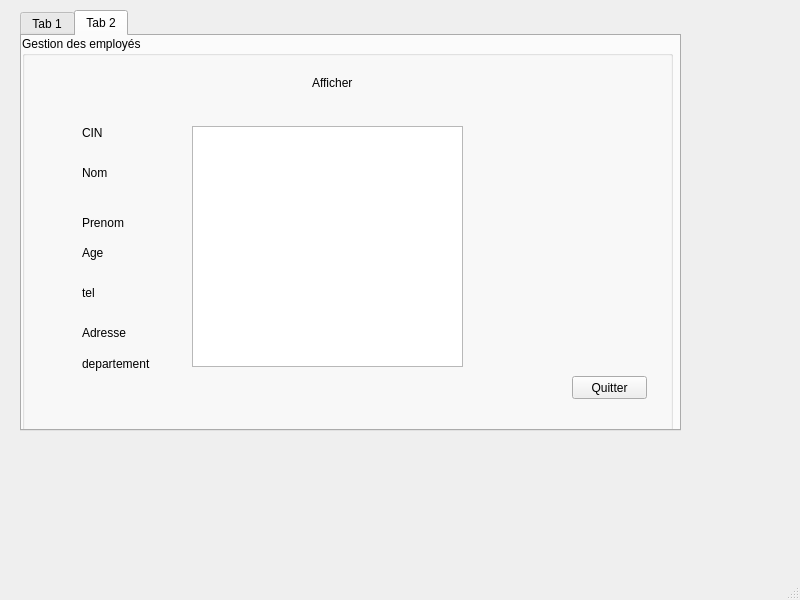
This is mainwindow.ui in houas6/Smart-Recruit-help-center as Qt 5 draws it before an edit. The edited form follows.
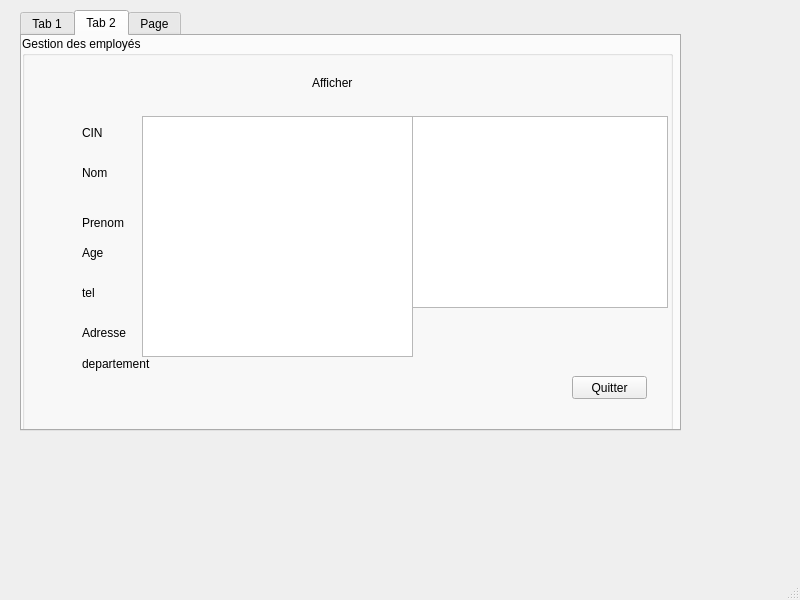
This is the edited form. The open tabs and pages were chosen to show the change.

Diff of the .ui file:
```diff
--- a/mainwindow.ui
+++ b/mainwindow.ui
@@ -506,13 +506,38 @@
       <widget class="QListWidget" name="tabemploye">
        <property name="geometry">
         <rect>
-         <x>170</x>
-         <y>90</y>
+         <x>120</x>
+         <y>80</y>
          <width>271</width>
          <height>241</height>
         </rect>
        </property>
       </widget>
+      <widget class="QTableView" name="tableView">
+       <property name="geometry">
+        <rect>
+         <x>390</x>
+         <y>80</y>
+         <width>256</width>
+         <height>192</height>
+        </rect>
+       </property>
+      </widget>
+     </widget>
+    </widget>
+    <widget class="QWidget" name="tab_3">
+     <attribute name="title">
+      <string>Page</string>
+     </attribute>
+     <widget class="QTableView" name="tableView_2">
+      <property name="geometry">
+       <rect>
+        <x>250</x>
+        <y>50</y>
+        <width>256</width>
+        <height>192</height>
+       </rect>
+      </property>
      </widget>
     </widget>
    </widget>
```
Left out of the diff: 2 changed lines with no effect on the pictures.
